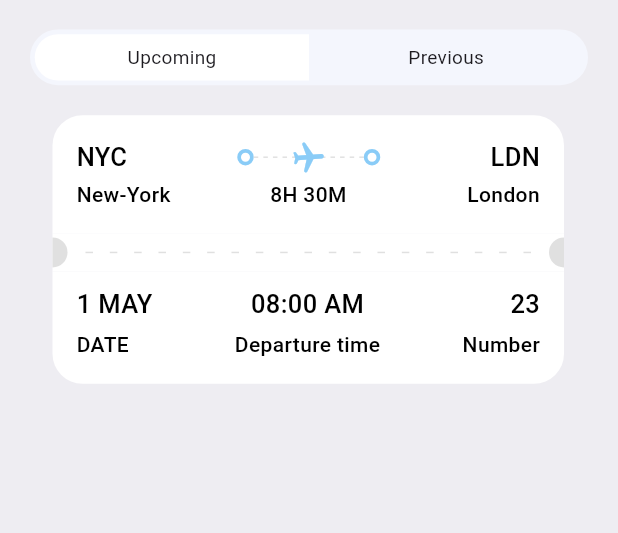
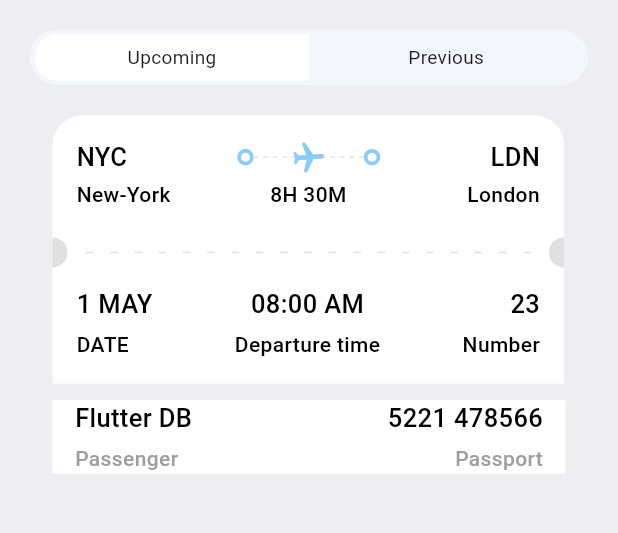
Before and after one commit to Shajjad002/book_tickets, a Flutter app: the TicketScreen screen opened directly, on a phone screen of 412 x 824 dp, the part 146-679 px from its top. Run offline on Flutter 3.47's test engine with Material 3 defaults, Android fonts, the phone set to English and light mode, and no system bars; our stand-ins replace fluentui_icons, gap, get.

Commit message:
column_layout

```diff
--- a/lib/screens/ticket_screen.dart
+++ b/lib/screens/ticket_screen.dart
@@ -2,6 +2,7 @@ import 'package:book_tickets/screens/ticket_view.dart';
 import 'package:book_tickets/utils/app_info_list.dart';
 import 'package:book_tickets/utils/app_layout.dart';
 import 'package:book_tickets/utils/app_styles.dart';
+import 'package:book_tickets/widgets/column_layout.dart';
 import 'package:flutter/cupertino.dart';
 import 'package:flutter/material.dart';
 import 'package:gap/gap.dart';
@@ -30,6 +31,31 @@ class TicketScreen extends StatelessWidget {
                 padding: EdgeInsets.only(left: 15),
                 child: TicketView(ticket: ticketList[0],isColor: true,),
               ),
+              Container(
+                //width: size.width*0.80,
+                padding: EdgeInsets.symmetric(horizontal: 15),
+                margin: EdgeInsets.symmetric(horizontal: 15),
+                color: Colors.white,
+                child:  const Column(
+                    children: [
+                      Row(
+                        mainAxisAlignment: MainAxisAlignment.spaceBetween,
+                        children: [
+                         AppColumnLayout(
+                           firstText: 'Flutter DB',
+                           secondText: 'Passenger',
+                           alignment: CrossAxisAlignment.start,
+                         ),
+                          AppColumnLayout(
+                           firstText: '5221 478566',
+                           secondText: 'Passport',
+                            alignment: CrossAxisAlignment.end,
+                         )
+                        ],
+                      ),
+                    ],
+                ),
+              ),
             ],
           ),
         ],
--- a/lib/screens/ticket_view.dart
+++ b/lib/screens/ticket_view.dart
@@ -1,6 +1,7 @@
 import 'package:flutter/cupertino.dart';
 import 'package:flutter/material.dart';
 import 'package:gap/gap.dart';
+import 'package:get/get.dart';
 
 import '../utils/app_layout.dart';
 import '../utils/app_styles.dart';
@@ -16,7 +17,7 @@ class TicketView extends StatelessWidget{
     final size = AppLayout.getSize(context);
     return SizedBox(
       width: size.width*0.85,
-      height: 200,
+      height:190,
       child: Container(
         margin: const EdgeInsets.only(right: 16),
         child: Column(
@@ -131,7 +132,7 @@ class TicketView extends StatelessWidget{
             Container(
               decoration: BoxDecoration(
                   color: isColor==null? Color(0xFFF37B67):Colors.white,
-                  borderRadius: const BorderRadius.only(bottomLeft: Radius.circular(20),bottomRight: Radius.circular(20))
+                  borderRadius: BorderRadius.only(bottomLeft: Radius.circular(isColor==null?20:0),bottomRight: Radius.circular(isColor==null?20:0))
               ),
               padding: const EdgeInsets.only(left: 16,top: 10,right: 16,bottom: 16),
               child: Column(
--- a/lib/utils/app_layout.dart
+++ b/lib/utils/app_layout.dart
@@ -1,5 +1,6 @@
 import 'package:flutter/cupertino.dart';
 import 'package:get/get.dart';
+import 'package:flutter/material.dart' ;
 
 class AppLayout{
   static getSize(BuildContext context){
--- /dev/null
+++ b/lib/widgets/column_layout.dart
@@ -0,0 +1,28 @@
+import 'package:flutter/cupertino.dart';
+import 'package:flutter/material.dart';
+import 'package:gap/gap.dart';
+
+import '../utils/app_styles.dart';
+
+class AppColumnLayout extends StatelessWidget {
+  final CrossAxisAlignment alignment;
+  final String firstText ;
+  final String secondText ;
+  const AppColumnLayout({Key? key,
+    required this.firstText,
+    required this.secondText,
+    required this.alignment
+  }) :super(key:key);
+
+  @override
+  Widget build(BuildContext context) {
+    return      Column(
+      crossAxisAlignment: alignment,
+      children: [
+        Text(firstText,style: Styles.headLineStyle3.copyWith(color: Colors.black),),//"Flutter DB"
+        Gap(5),
+        Text(secondText,style: Styles.headLineStyle4),//"Passenger"
+      ],
+    );
+  }
+}
```
